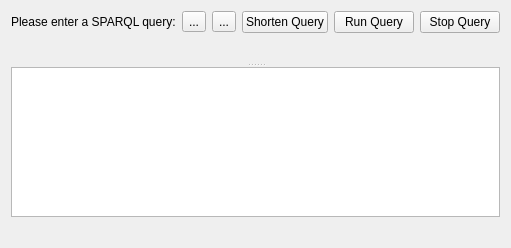
This is resourcequerywidget.ui in KDE/nepomukshell as Qt 5 draws it before an edit. The edited form follows.
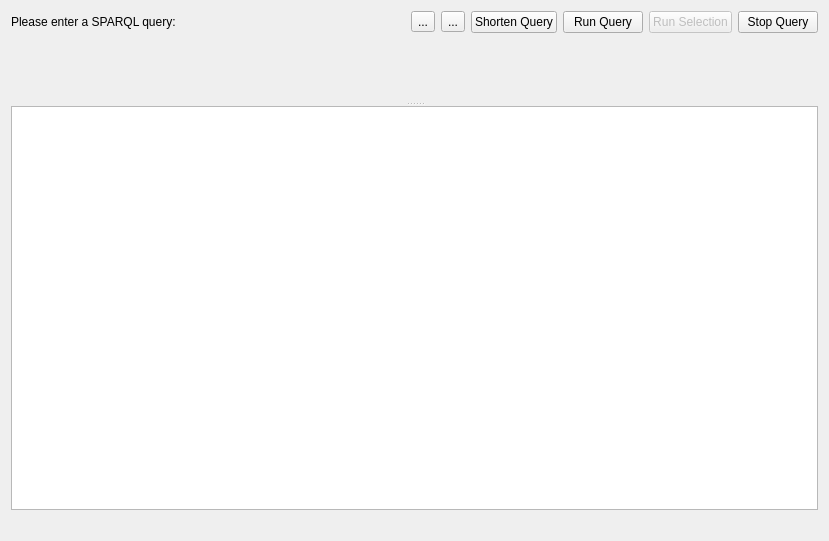
This is the edited form. Custom widgets are drawn as their Qt base class.

Commit message: Run selection only

What changed in the file:
```diff
--- a/resourcequerywidget.ui
+++ b/resourcequerywidget.ui
@@ -6,8 +6,8 @@
    <rect>
     <x>0</x>
     <y>0</y>
-    <width>357</width>
-    <height>248</height>
+    <width>829</width>
+    <height>541</height>
    </rect>
   </property>
   <layout class="QVBoxLayout" name="verticalLayout">
@@ -60,6 +60,16 @@
        </property>
       </widget>
      </item>
+     <item>
+      <widget class="QPushButton" name="m_querySelectionButton">
+       <property name="enabled">
+        <bool>false</bool>
+       </property>
+       <property name="text">
+        <string>Run Selection</string>
+       </property>
+      </widget>
+     </item>
      <item>
       <widget class="QPushButton" name="m_stopQueryButton">
        <property name="text">
```
The commit also changes 2 other files.
